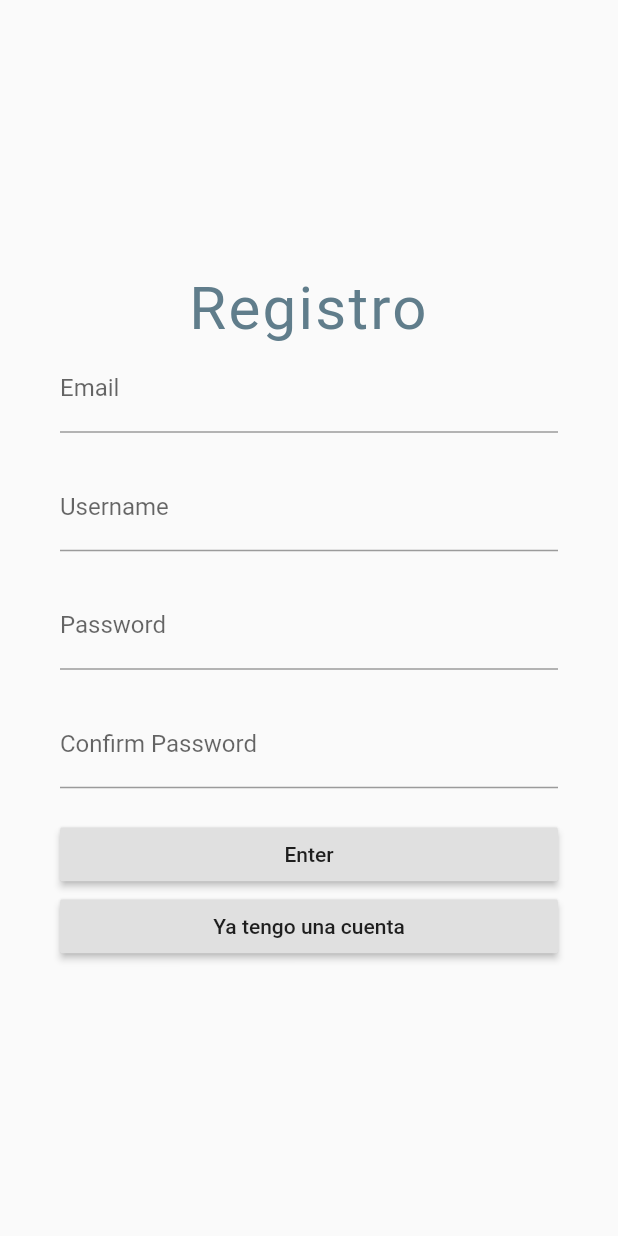
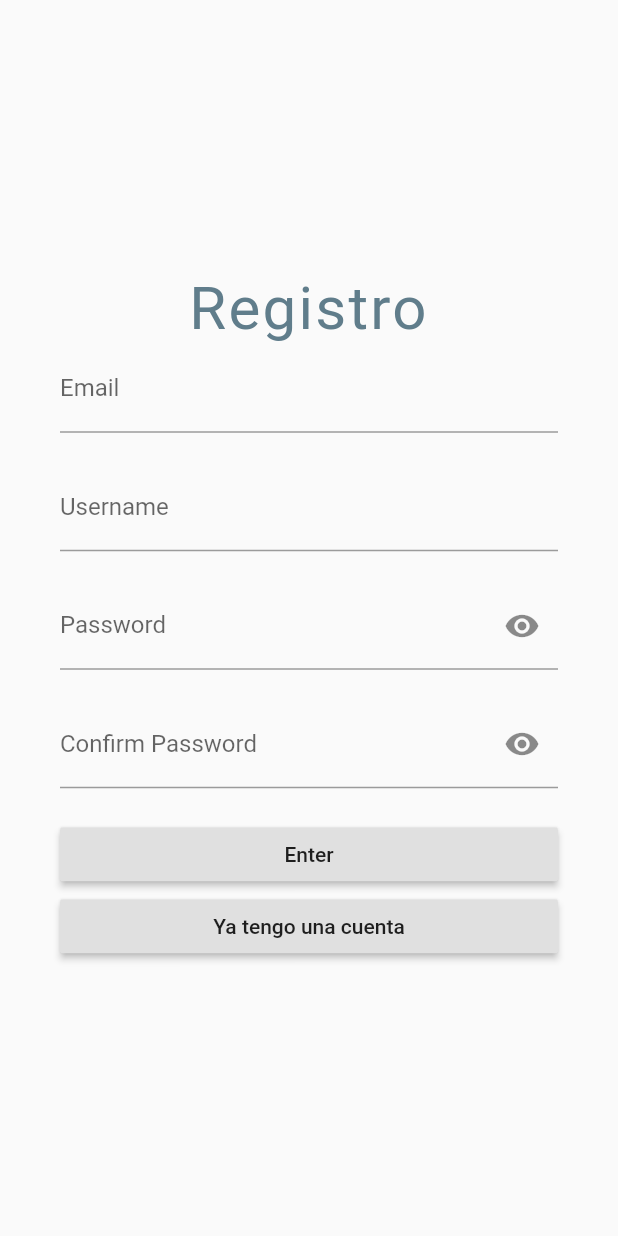
Before and after one commit to danielmesa20/App-using-BLoC-Pattern---Flutter, a Flutter app: the screen it shows after launch, after a tap on "Aún no tengo una cuenta", on a phone screen of 412 x 824 dp. Run offline on Flutter 3.47's test engine with Material 2 defaults, Android fonts, the phone set to English and light mode, and no system bars; our stand-ins replace bloc, email_validator, equatable, flutter_bloc, flutter_secure_storage, flutter_spinkit.

Commit message:
Version 2.0

```diff
--- /dev/null
+++ b/lib/blocs/home/bloc/home_event.dart
@@ -0,0 +1,5 @@
+part of 'home_bloc.dart';
+
+abstract class HomeEvent extends Equatable {
+  const HomeEvent();
+}
--- a/lib/bloc/register/bloc/register_event.dart
+++ b/lib/blocs/register/bloc/register_event.dart
@@ -7,9 +7,18 @@ abstract class RegisterEvent extends Equatable {
 class DoRegisterEvent extends RegisterEvent {
 
   final String email, password, password2, username;
-
   DoRegisterEvent({this.email, this.password, this.password2, this.username});
 
   @override
   List<Object> get props => [email, password, password2, username];
 }
+
+class ChangedPasswordVisibilityEvent extends RegisterEvent{
+
+  final int textFormField;
+  ChangedPasswordVisibilityEvent({ @required this.textFormField});
+
+  @override
+  List<Object> get props => [textFormField];
+
+}
--- a/lib/bloc/register/bloc/register_state.dart
+++ b/lib/blocs/register/bloc/register_state.dart
@@ -5,8 +5,10 @@ abstract class RegisterState extends Equatable {
 }
 
 class RegisterInitial extends RegisterState {
+  final bool obscureText1, obscureText2;
+  RegisterInitial({this.obscureText1, this.obscureText2});
   @override
-  List<Object> get props => [];
+  List<Object> get props => [obscureText1, obscureText2];
 }
 
 //Mostrar Loading
@@ -30,9 +32,20 @@ class RegisteredInBlocState extends RegisterState {
 class ErrorBlocState extends RegisterState {
 
   final String message;
-  ErrorBlocState({this.message});
+  ErrorBlocState({@required this.message});
 
   @override
   List<Object> get props => [message];
 
 }
+
+//Change password visibility
+class ChangeVisibility extends RegisterState {
+
+  final bool obscureText1, obscureText2;
+  ChangeVisibility({this.obscureText1, this.obscureText2});
+
+  @override
+  List<Object> get props => [obscureText1, obscureText2];
+
+}
--- a/lib/controllers/RegisterLogic.dart
+++ b/lib/controllers/RegisterLogic.dart
@@ -40,7 +40,9 @@ class SimpleRegisterLogic extends RegisterLogic {
             var jsonResponse = jsonDecode(response.body);
             if (jsonResponse["token"] != null) {
               return jsonResponse["token"];
-            } else {
+            } else if(jsonResponse["err"] == 'Email ya registrado'){
+              throw UseEmailException();
+            }else {
               throw RegisterException();
             }
           } else {
--- a/lib/screens/login.dart
+++ b/lib/screens/login.dart
@@ -1,6 +1,6 @@
 import 'package:flutter/material.dart';
 import 'package:flutter_bloc/flutter_bloc.dart';
-import 'package:login_bloc/bloc/bloc/login_bloc.dart';
+import 'package:login_bloc/blocs/login/bloc/login_bloc.dart';
 import 'package:login_bloc/controllers/LoginLogic.dart';
 import 'package:login_bloc/screens/home.dart';
 import 'package:login_bloc/screens/register.dart';
@@ -12,16 +12,10 @@ class LoginScreen extends StatefulWidget {
 }
 
 class _LoginScreenState extends State<LoginScreen> {
-  //Input text controllers
-  TextEditingController _emailController;
-  TextEditingController _passwordController;
-
-  @override
-  void initState() {
-    super.initState();
-    _emailController = TextEditingController();
-    _passwordController = TextEditingController();
-  }
+  //Variables
+  TextEditingController _emailC = TextEditingController();
+  TextEditingController _passwordC = TextEditingController();
+  FocusNode _node = FocusNode();
 
   @override
   Widget build(BuildContext context) {
@@ -61,29 +55,45 @@ class _LoginScreenState extends State<LoginScreen> {
                   TextFormField(
                     decoration: InputDecoration(
                         labelText: "Email", hintText: 'example@example.com'),
-                    controller: _emailController,
+                    controller: _emailC,
                     keyboardType: TextInputType.emailAddress,
+                    textInputAction: TextInputAction.next,
+                    onFieldSubmitted: (_) =>
+                        FocusScope.of(context).requestFocus(_node),
                   ),
                   SizedBox(height: 20),
                   TextFormField(
-                    decoration: InputDecoration(labelText: "Password"),
-                    obscureText: true,
-                    controller: _passwordController,
+                    obscureText: state.showPassword,
+                    controller: _passwordC,
+                    focusNode: _node,
+                    decoration: InputDecoration(
+                      labelText: "Password",
+                      suffixIcon: IconButton(
+                          icon: state.showPassword
+                              ? Icon(Icons.visibility)
+                              : Icon(Icons.visibility_off),
+                          onPressed: () {
+                            //Change password visibility
+                            BlocProvider.of<LoginBloc>(context)
+                                .add(ChangeObscureTextEvent());
+                          }),
+                    ),
                   ),
                   SizedBox(height: 20),
                   RaisedButton(
                     child: Text("Enter"),
                     onPressed: () {
+                      //Try to Login Uswer
                       BlocProvider.of<LoginBloc>(context).add(DoLoginEvent(
-                          email: _emailController.text,
-                          password: _passwordController.text));
+                          email: _emailC.text, password: _passwordC.text));
                     },
                   ),
                   RaisedButton(
                     child: Text("Aún no tengo una cuenta"),
                     onPressed: () {
+                      //Go to Register Screen
                       Navigator.of(context).pushReplacement(MaterialPageRoute(
-                          builder: (BuildContext context) => RegisterScreen()));
+                          builder: (context) => RegisterScreen()));
                     },
                   )
                 ],
@@ -101,7 +111,7 @@ class _LoginScreenState extends State<LoginScreen> {
       );
     } else if (state is LoggedInBlocState) {
       Navigator.of(context).pushReplacement(
-          MaterialPageRoute(builder: (BuildContext context) => HomeScreen()));
+          MaterialPageRoute(builder: (context) => HomeScreen()));
     }
   }
 }
--- a/lib/screens/register.dart
+++ b/lib/screens/register.dart
@@ -1,6 +1,6 @@
 import 'package:flutter/material.dart';
 import 'package:flutter_bloc/flutter_bloc.dart';
-import 'package:login_bloc/bloc/register/bloc/register_bloc.dart';
+import 'package:login_bloc/blocs/register/bloc/register_bloc.dart';
 import 'package:login_bloc/controllers/RegisterLogic.dart';
 import 'package:login_bloc/screens/login.dart';
 import 'package:login_bloc/shared/loading.dart';
@@ -11,20 +11,14 @@ class RegisterScreen extends StatefulWidget {
 }
 
 class _RegisterScreenState extends State<RegisterScreen> {
-  //Input text controllers
-  TextEditingController _emailController;
-  TextEditingController _passwordController;
-  TextEditingController _password2Controller;
-  TextEditingController _usernameController;
-
-  @override
-  void initState() {
-    super.initState();
-    _emailController = TextEditingController();
-    _passwordController = TextEditingController();
-    _password2Controller = TextEditingController();
-    _usernameController = TextEditingController();
-  }
+  //Variables
+  TextEditingController _emailC = TextEditingController();
+  TextEditingController _passwordC = TextEditingController();
+  TextEditingController _password2C = TextEditingController();
+  TextEditingController _usernameC = TextEditingController();
+  FocusNode _nodeP = FocusNode();
+  FocusNode _nodeP2 = FocusNode();
+  FocusNode _nodeN = FocusNode();
 
   @override
   Widget build(BuildContext context) {
@@ -61,47 +55,81 @@ class _RegisterScreenState extends State<RegisterScreen> {
                         color: Colors.blueGrey),
                   ),
                   TextFormField(
-                            decoration: InputDecoration(labelText: "Email"),
-                            controller: _emailController,
+                    decoration: InputDecoration(
+                      labelText: "Email",
+                      hintText: 'example@example.com',
+                    ),
+                    controller: _emailC,
+                    keyboardType: TextInputType.emailAddress,
+                    textInputAction: TextInputAction.next,
+                    onFieldSubmitted: (v) =>
+                        FocusScope.of(context).requestFocus(_nodeN),
                   ),
                   SizedBox(height: 20),
                   TextFormField(
-                            decoration:
-                                InputDecoration(labelText: "Username"),
-                            controller: _usernameController,
+                    focusNode: _nodeN,
+                    decoration: InputDecoration(labelText: "Username"),
+                    controller: _usernameC,
+                    textInputAction: TextInputAction.next,
+                    onFieldSubmitted: (v) =>
+                        FocusScope.of(context).requestFocus(_nodeP),
                   ),
                   SizedBox(height: 20),
                   TextFormField(
-                              decoration:
-                                  InputDecoration(labelText: "Password"),
-                              obscureText: true,
-                              controller: _passwordController),
+                    focusNode: _nodeP,
+                    decoration: InputDecoration(
+                        labelText: "Password",
+                        suffixIcon: IconButton(
+                            icon: state.obscureText1
+                                ? Icon(Icons.visibility)
+                                : Icon(Icons.visibility_off),
+                            onPressed: () {
+                              BlocProvider.of<RegisterBloc>(context).add(
+                                  ChangedPasswordVisibilityEvent(
+                                      textFormField: 0));
+                            })),
+                    obscureText: state.obscureText1,
+                    controller: _passwordC,
+                    textInputAction: TextInputAction.next,
+                    onFieldSubmitted: (v) =>
+                        FocusScope.of(context).requestFocus(_nodeP2),
+                  ),
                   SizedBox(height: 20),
                   TextFormField(
+                    focusNode: _nodeP2,
                     decoration: InputDecoration(
-                                labelText: "Confirm Password"),
-                            obscureText: true,
-                            controller: _password2Controller,
+                        labelText: "Confirm Password",
+                        suffixIcon: IconButton(
+                            icon: state.obscureText2
+                                ? Icon(Icons.visibility)
+                                : Icon(Icons.visibility_off),
+                            onPressed: () {
+                              BlocProvider.of<RegisterBloc>(context).add(
+                                  ChangedPasswordVisibilityEvent(
+                                      textFormField: 1));
+                            })),
+                    obscureText: state.obscureText2,
+                    controller: _password2C,
                   ),
                   SizedBox(height: 20),
                   RaisedButton(
                     child: Text("Enter"),
                     onPressed: () {
+                      //Try to Register User
                       BlocProvider.of<RegisterBloc>(context).add(
                           DoRegisterEvent(
-                                      email: _emailController.text,
-                                      password: _passwordController.text,
-                                      password2: _password2Controller.text,
-                                      username: _usernameController.text));
+                              email: _emailC.text,
+                              password: _passwordC.text,
+                              password2: _password2C.text,
+                              username: _usernameC.text));
                     },
                   ),
                   RaisedButton(
                     child: Text("Ya tengo una cuenta"),
                     onPressed: () {
-                              Navigator.of(context).pushReplacement(
-                                  MaterialPageRoute(
-                                      builder: (BuildContext context) =>
-                                          LoginScreen()));
+                      //Go to Login Screen
+                      Navigator.of(context).pushReplacement(MaterialPageRoute(
+                          builder: (context) => LoginScreen()));
                     },
                   )
                 ],
@@ -120,8 +148,8 @@ class _RegisterScreenState extends State<RegisterScreen> {
       );
     } else if (state is RegisteredInBlocState) {
       // Ir a la pantalla de login
-            Navigator.of(context).push(MaterialPageRoute(
-                builder: (BuildContext context) => LoginScreen()));
+      Navigator.of(context).push(
+          MaterialPageRoute(builder: (BuildContext context) => LoginScreen()));
     }
   }
 }
--- a/lib/shared/loading.dart
+++ b/lib/shared/loading.dart
@@ -4,13 +4,10 @@ import 'package:flutter_spinkit/flutter_spinkit.dart';
 class Loading extends StatelessWidget {
   @override
   Widget build(BuildContext context) {
-    return Container(
-      color: Colors.brown[100],
-      child: Center(
-        child: SpinKitChasingDots(
-          color: Colors.brown,
-          size: 50.0,
-        ),
+    return Center(
+      child: SpinKitFoldingCube(
+        color: Colors.blue[700],
+        size: 50.0,
       ),
     );
   }
```
Also changed, not shown: lib/bloc/register/bloc/register_bloc.dart (deleted, +0 -42 lines), lib/blocs/home/bloc/home_bloc.dart (added, +19 -0 lines), lib/blocs/home/bloc/home_state.dart (added, +10 -0 lines), lib/blocs/login/bloc/login_bloc.dart (renamed from lib/bloc/bloc/login_bloc.dart, +9 -3 lines), lib/blocs/login/bloc/login_event.dart (renamed from lib/bloc/bloc/login_event.dart, +3 -4 lines), lib/blocs/login/bloc/login_state.dart (renamed from lib/bloc/bloc/login_state.dart, +12 -9 lines), lib/blocs/register/bloc/register_bloc.dart (added, +60 -0 lines), lib/controllers/LoginLogic.dart (+6 -4 lines), lib/screens/home.dart (+37 -8 lines), lib/screens/addProduct.dart (added), lib/screens/allProducts.dart (added). Lines whose indentation alone changed are shown as unchanged.
